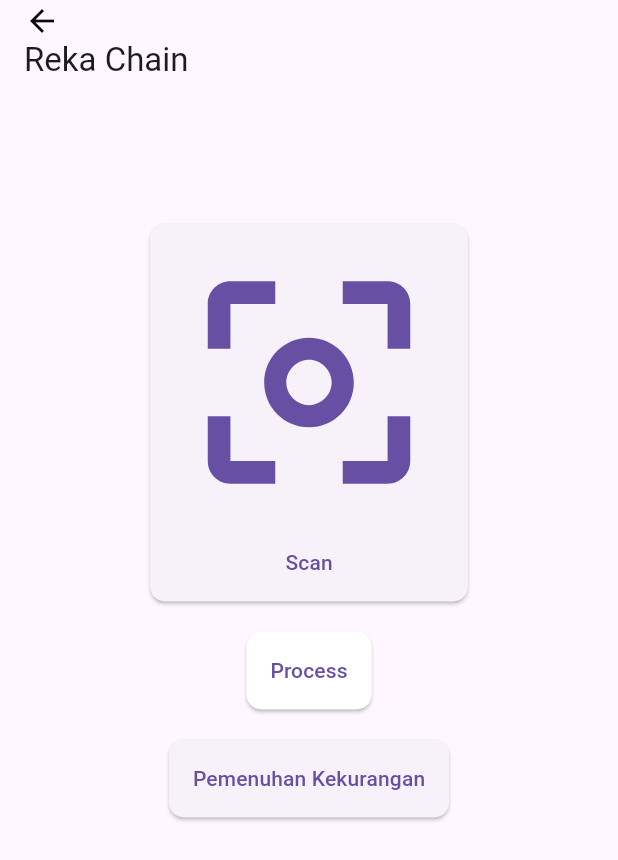
After one commit to alphacoderds/ProjectScanner, a Flutter app: the MyHomePage screen opened directly, on a phone screen of 412 x 824 dp. The commit adds this screen. Shown: the top 860 px of the screen. Run offline on Flutter 3.47's test engine with Material 3 defaults, Android fonts, the phone set to English and light mode, and no system bars.

Commit message:
menambahkan halaman scan

```diff
--- a/lib/login.dart
+++ b/lib/login.dart
@@ -133,7 +133,6 @@ class _loginpageState extends State<loginpage> {
           shape: RoundedRectangleBorder(borderRadius: BorderRadius.circular(5)),
           primary: Color.fromRGBO(43, 56, 86, 1),
           onPrimary: Colors.white,
-        )
-        );
+        ));
   }
 }
--- /dev/null
+++ b/lib/scan.dart
@@ -0,0 +1,100 @@
+import 'package:flutter/material.dart';
+
+void main() {
+  runApp(MyApp());
+}
+
+class MyApp extends StatelessWidget {
+  @override
+  Widget build(BuildContext context) {
+    return MaterialApp(
+      home: MyHomePage(),
+    );
+  }
+}
+
+class MyHomePage extends StatelessWidget {
+  @override
+  Widget build(BuildContext context) {
+    return Scaffold(
+      appBar: AppBar(
+        title: Column(
+          crossAxisAlignment: CrossAxisAlignment.start,
+          children: [
+            Icon(
+              Icons.arrow_back, // Icon panah ke kiri
+              color: Color.fromARGB(255, 10, 10, 10),
+            ),
+            SizedBox(width: 8), // Jarak antara icon dan teks
+            Text('Reka Chain'),
+          ],
+        ),
+      ),
+      body: Align(
+        alignment: Alignment(0, -0.5), // Mengatur posisi tombol ke atas
+        child: Column(
+          mainAxisSize: MainAxisSize.min,
+          crossAxisAlignment: CrossAxisAlignment.center,
+          children: [
+            ElevatedButton(
+              onPressed: () {
+                // Aksi yang ingin Anda lakukan saat tombol "Scan" ditekan
+                print('Melakukan scanning...');
+              },
+              style: ElevatedButton.styleFrom(
+                padding: EdgeInsets.all(16),
+                shape: RoundedRectangleBorder(
+                  borderRadius: BorderRadius.circular(10.0),
+                ),
+              ),
+              child: Column(
+                mainAxisSize: MainAxisSize.min,
+                crossAxisAlignment: CrossAxisAlignment.center,
+                children: [
+                  Icon(
+                    Icons.center_focus_weak,
+                    size: 180,
+                  ),
+                  SizedBox(height: 20), // Jarak antara ikon dan teks
+                  Text('Scan'),
+                ],
+              ),
+            ),
+            SizedBox(
+                height: 20), // Jarak antara tombol "Scan" dan tombol "Process"
+            ElevatedButton(
+              onPressed: () {
+                // Aksi yang ingin Anda lakukan saat tombol "Process" ditekan
+                print('Processing...');
+              },
+              style: ElevatedButton.styleFrom(
+                padding: EdgeInsets.all(16),
+                shape: RoundedRectangleBorder(
+                  borderRadius: BorderRadius.circular(10.0),
+                ),
+                primary: Colors.white, // Warna putih untuk tombol "Process"
+              ),
+              child: Text('Process'),
+            ),
+            SizedBox(
+                height:
+                    20), // Jarak antara tombol "Process" dan pemenuhan kekurangan
+            ElevatedButton(
+              onPressed: () {
+                // Aksi yang ingin Anda lakukan saat tombol pemenuhan kekurangan ditekan
+                print('Pemenuhan Kekurangan...');
+              },
+              style: ElevatedButton.styleFrom(
+                padding: EdgeInsets.all(16),
+                shape: RoundedRectangleBorder(
+                  borderRadius: BorderRadius.circular(10.0),
+                ),
+              ),
+              child: Text('Pemenuhan Kekurangan'),
+            ),
+          ],
+        ),
+      ),
+    );
+  }
+}
```
